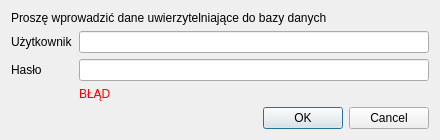
This is dlgEnterPasswordBase.ui in avinet/adaptive3-qgis-plugin as Qt 5 draws it before an edit. The edited form follows.
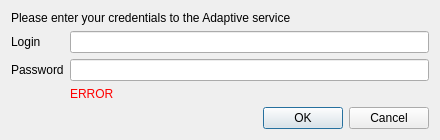
This is the edited form.

```diff
--- a/dlgEnterPasswordBase.ui
+++ b/dlgEnterPasswordBase.ui
@@ -7,7 +7,7 @@
     <x>0</x>
     <y>0</y>
     <width>440</width>
-    <height>121</height>
+    <height>125</height>
    </rect>
   </property>
   <property name="windowTitle">
@@ -17,14 +17,14 @@
    <item row="0" column="0" colspan="2">
     <widget class="QLabel" name="label_3">
      <property name="text">
-      <string>Proszę wprowadzić dane uwierzytelniające do bazy danych</string>
+      <string>Please enter your credentials to the Adaptive service</string>
      </property>
     </widget>
    </item>
    <item row="1" column="0">
     <widget class="QLabel" name="label">
      <property name="text">
-      <string>Użytkownik</string>
+      <string>Login</string>
      </property>
      <property name="buddy">
       <cstring>lineUser</cstring>
@@ -37,7 +37,7 @@
    <item row="2" column="0">
     <widget class="QLabel" name="label_2">
      <property name="text">
-      <string>Hasło</string>
+      <string>Password</string>
      </property>
      <property name="buddy">
       <cstring>linePass</cstring>
@@ -141,7 +141,7 @@
       </palette>
      </property>
      <property name="text">
-      <string>BŁĄD</string>
+      <string>ERROR</string>
      </property>
     </widget>
    </item>
```
Left out of the diff: 2 changed lines with no effect on the pictures.
